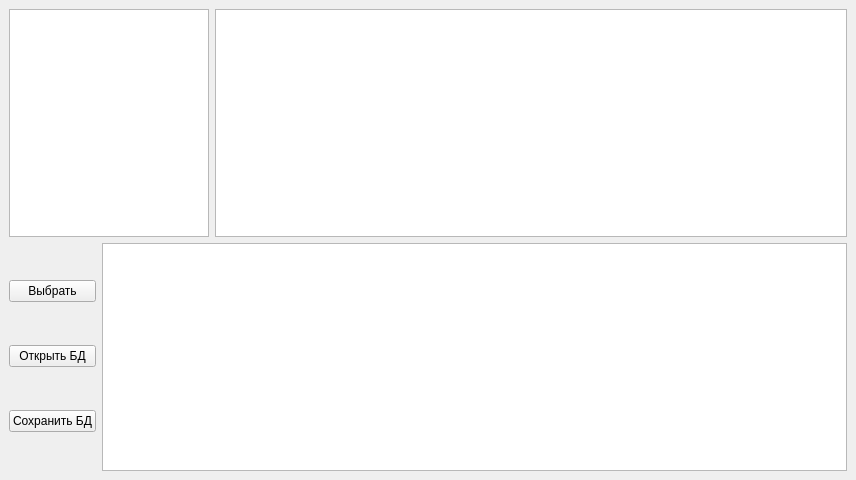
FelixFat/DB_viewer, file ui/UI_Form.ui: the form before one commit.
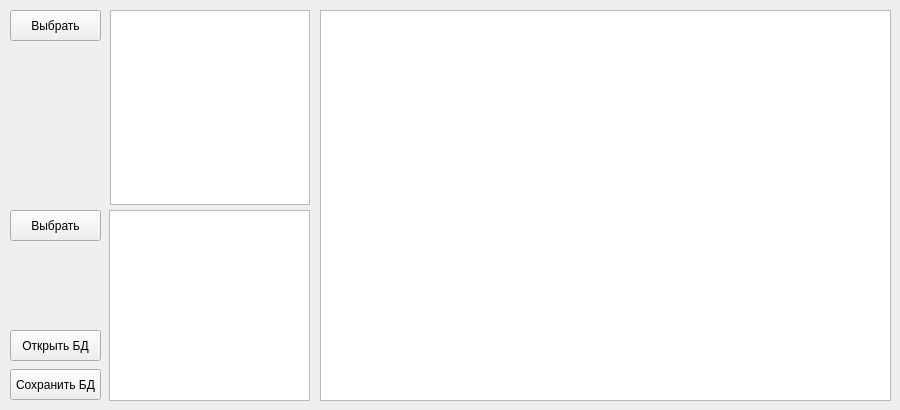
The form after the commit.

Diff of the .ui file:
```diff
--- a/ui/UI_Form.ui
+++ b/ui/UI_Form.ui
@@ -6,68 +6,132 @@
    <rect>
     <x>0</x>
     <y>0</y>
-    <width>856</width>
-    <height>480</height>
+    <width>900</width>
+    <height>410</height>
    </rect>
   </property>
+  <property name="minimumSize">
+   <size>
+    <width>900</width>
+    <height>410</height>
+   </size>
+  </property>
+  <property name="maximumSize">
+   <size>
+    <width>900</width>
+    <height>410</height>
+   </size>
+  </property>
   <property name="windowTitle">
-   <string>MainWindow</string>
+   <string>DB_viewer</string>
+  </property>
+  <property name="documentMode">
+   <bool>false</bool>
   </property>
   <widget class="QWidget" name="centralwidget">
-   <layout class="QVBoxLayout" name="verticalLayout_2">
-    <item>
-     <layout class="QHBoxLayout" name="horizontalLayout_2">
-      <item>
-       <widget class="QListWidget" name="table_listWidget">
-        <property name="enabled">
-         <bool>true</bool>
-        </property>
-        <property name="maximumSize">
-         <size>
-          <width>200</width>
-          <height>16777215</height>
-         </size>
-        </property>
-       </widget>
-      </item>
-      <item>
-       <widget class="QTableWidget" name="tableWidget"/>
-      </item>
-     </layout>
-    </item>
-    <item>
-     <layout class="QHBoxLayout" name="horizontalLayout">
-      <item>
-       <layout class="QVBoxLayout" name="verticalLayout">
-        <item>
-         <widget class="QPushButton" name="selectButton">
-          <property name="text">
-           <string>Выбрать</string>
-          </property>
-         </widget>
-        </item>
-        <item>
-         <widget class="QPushButton" name="loadButton">
-          <property name="text">
-           <string>Открыть БД</string>
-          </property>
-         </widget>
-        </item>
-        <item>
-         <widget class="QPushButton" name="saveButton">
-          <property name="text">
-           <string>Сохранить БД</string>
-          </property>
-         </widget>
-        </item>
-       </layout>
-      </item>
-      <item>
-       <widget class="QListWidget" name="com_listWidget"/>
-      </item>
-     </layout>
-    </item>
-   </layout>
+   <widget class="QPushButton" name="selectButton_2">
+    <property name="geometry">
+     <rect>
+      <x>10</x>
+      <y>210</y>
+      <width>91</width>
+      <height>31</height>
+     </rect>
+    </property>
+    <property name="text">
+     <string>Выбрать</string>
+    </property>
+    <property name="autoRepeat">
+     <bool>false</bool>
+    </property>
+    <property name="autoExclusive">
+     <bool>false</bool>
+    </property>
+   </widget>
+   <widget class="QListWidget" name="com_listWidget">
+    <property name="geometry">
+     <rect>
+      <x>109</x>
+      <y>210</y>
+      <width>201</width>
+      <height>191</height>
+     </rect>
+    </property>
+   </widget>
+   <widget class="QPushButton" name="saveButton">
+    <property name="geometry">
+     <rect>
+      <x>10</x>
+      <y>369</y>
+      <width>91</width>
+      <height>31</height>
+     </rect>
+    </property>
+    <property name="text">
+     <string>Сохранить БД</string>
+    </property>
+   </widget>
+   <widget class="QPushButton" name="loadButton">
+    <property name="geometry">
+     <rect>
+      <x>10</x>
+      <y>330</y>
+      <width>91</width>
+      <height>31</height>
+     </rect>
+    </property>
+    <property name="text">
+     <string>Открыть БД</string>
+    </property>
+   </widget>
+   <widget class="QPushButton" name="selectButton">
+    <property name="geometry">
+     <rect>
+      <x>10</x>
+      <y>10</y>
+      <width>91</width>
+      <height>31</height>
+     </rect>
+    </property>
+    <property name="text">
+     <string>Выбрать</string>
+    </property>
+    <property name="autoRepeat">
+     <bool>false</bool>
+    </property>
+    <property name="autoExclusive">
+     <bool>false</bool>
+    </property>
+   </widget>
+   <widget class="QTableWidget" name="tableWidget">
+    <property name="geometry">
+     <rect>
+      <x>320</x>
+      <y>10</y>
+      <width>571</width>
+      <height>391</height>
+     </rect>
+    </property>
+   </widget>
+   <widget class="QListWidget" name="table_listWidget">
+    <property name="enabled">
+     <bool>true</bool>
+    </property>
+    <property name="geometry">
+     <rect>
+      <x>110</x>
+      <y>10</y>
+      <width>200</width>
+      <height>195</height>
+     </rect>
+    </property>
+    <property name="maximumSize">
+     <size>
+      <width>200</width>
+      <height>16777215</height>
+     </size>
+    </property>
+   </widget>
   </widget>
  </widget>
  <resources/>
```
